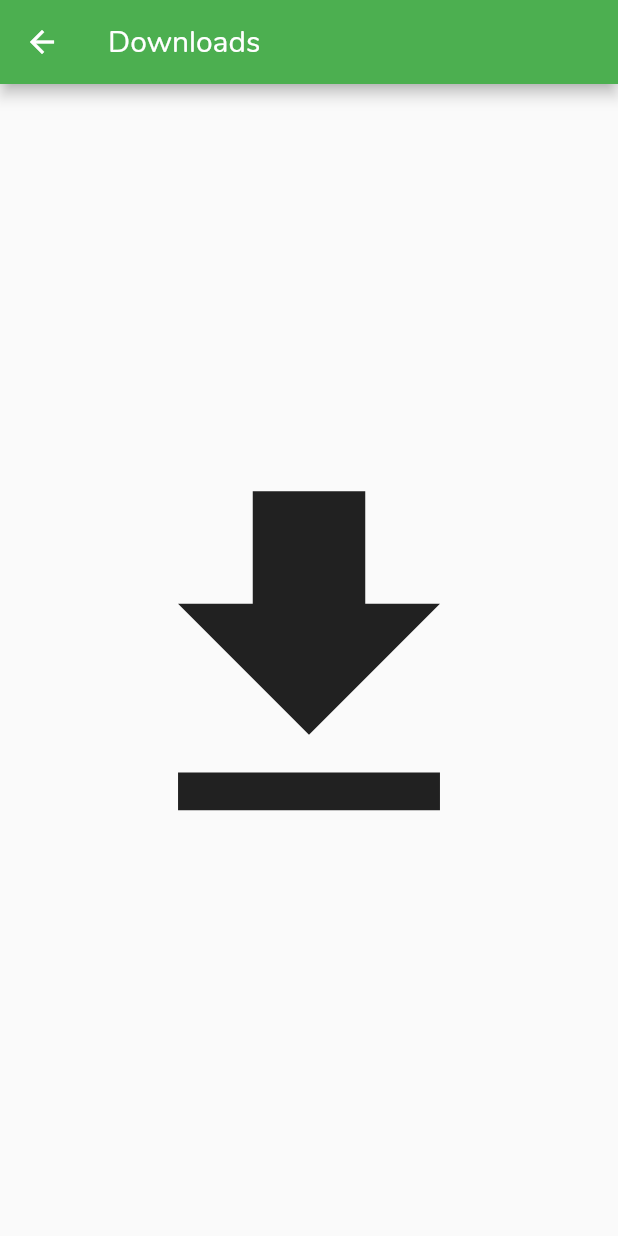
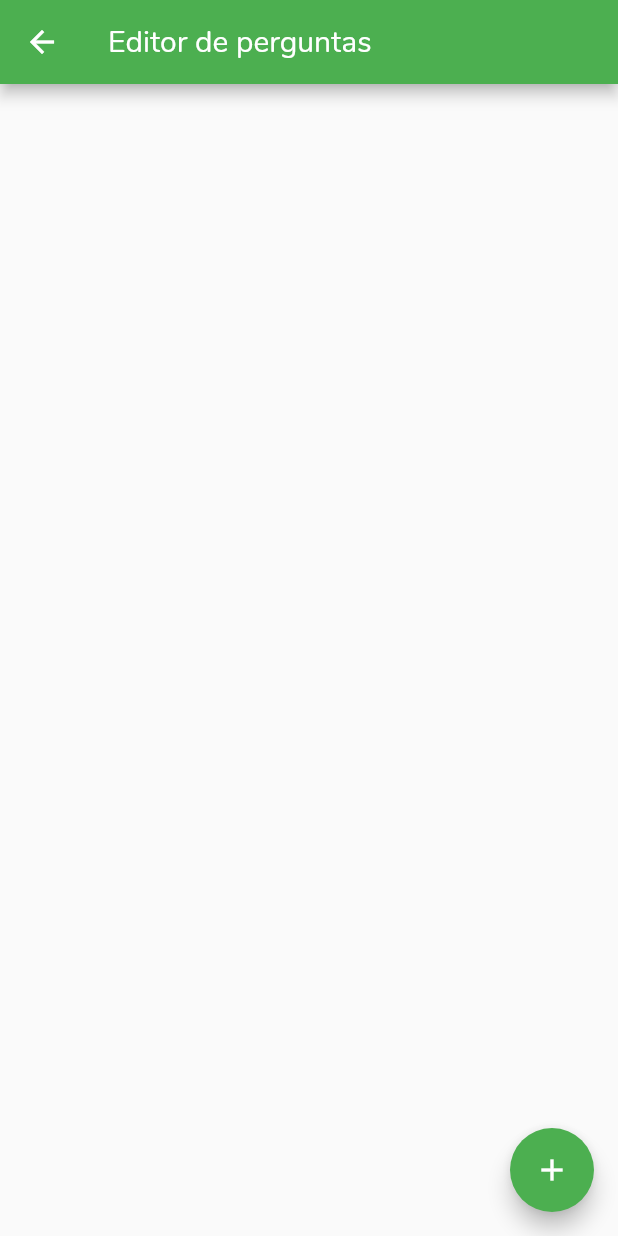
Before and after one commit to Hellyson-Ferreira/app_avaliacao_ifma, a Flutter app: the HomeAdimim screen opened by its route, in the side drawer, after a tap on "Editar Perguntas", on a phone screen of 412 x 824 dp. Run offline on Flutter 3.47's test engine with Material 2 defaults, Android fonts, the phone set to English and light mode, and no system bars; our stand-ins replace flutter_local_notifications, pie_chart, splashscreen, sqflite, webview_flutter; accounts and stored records are empty.

Commit message:
Ajustes funciinais e visuais

```diff
--- a/lib/homeAdimin/drawerAdimim.dart
+++ b/lib/homeAdimin/drawerAdimim.dart
@@ -4,6 +4,8 @@ import 'package:app_avaliacao_ifma/homeAdimin/turmas.dart';
 import 'package:app_avaliacao_ifma/homeAluno/sites/Ifma.dart';
 import 'package:app_avaliacao_ifma/homeAluno/sites/Suap.dart';
 import 'package:flutter/material.dart';
+
+import 'Editor de perguntas/Editor-de-perguntas.dart';
 
 class DrawerAdimim extends StatelessWidget {
   @override
@@ -74,7 +76,7 @@ class DrawerAdimim extends StatelessWidget {
             ),
             ),
             onTap: (){
-               Navigator.of(context).pushNamed(Downloads.tag,);
+               Navigator.of(context).pushNamed(EditorPerguntas.tag,);
             }
           ),
            ListTile(
--- a/lib/homeAdimin/home_adimim.dart
+++ b/lib/homeAdimin/home_adimim.dart
@@ -184,7 +184,7 @@ class Pies extends StatelessWidget {
                 FlatButton(
                   child: Text('Gerar Gráficos'),
                   onPressed: () {
-                    showAlertDialog1(context);
+                    // showAlertDialog1(context);
 
                   },
                 ),
@@ -192,7 +192,7 @@ class Pies extends StatelessWidget {
                   child: Text('Fazer Download'),
                   // onPressed: null,
                   onPressed: () {
-                    showAlertDialog2(context);
+                    // showAlertDialog2(context);
                     //Navigator.pop(context);
                   },
                 ),
@@ -200,7 +200,7 @@ class Pies extends StatelessWidget {
                   child: Text('Enviar para o Drive'),
                   // onPressed: null,
                   onPressed: () {
-                    showAlertDialog3(context);
+                    // showAlertDialog3(context);
                     //Navigator.pop(context);
                   },
                 ),
--- a/lib/homeAluno/perguntas/list_perguntas.dart
+++ b/lib/homeAluno/perguntas/list_perguntas.dart
@@ -5,12 +5,12 @@ List perguntas = [
   'O(a) professor(a) estabelece relações entre os conteúdos da sua disciplina com os conteúdos das demais disciplinas, contribuindo com a formação profissional.',
   'O(a) professor(a) comparece às aulas e cumpre os horários de início e de término das mesmas.',
   'Quando solicitado(a), o(a) professor(a) mostra-se disponível para tirar dúvidas (em sala ou em horário pedagógico) sobre a disciplina e o conteúdo ministrado',
-  ' O(a) professor(a) utiliza metodologia (formas de ensino) que facilite a aprendizagem.',
+  'O(a) professor(a) utiliza metodologia (formas de ensino) que facilite a aprendizagem.',
   'O(a) professor(a) utiliza os recursos didáticos disponíveis no IFMA Campus Caxias (laboratórios, projetor de imagem e vídeo etc), facilitando a aprendizagem.',
   'O(a) professor(a) estimula a utilização de materiais complementares (livros, sites, periódicos on-line, áudio, vídeos, entre outros).',
   'O(a) professor(a) elabora avaliações compatíveis com os conteúdos ministrados em aula.',
   'Após as avaliações, o(a) professor(a) discute as questões e esclarece a nota atribuída.',
-  ' O(a) professor(a) ouve opiniões e sugestões referentes às suas aulas, mostrando-se aberto(a) ao diálogo.',
+  'O(a) professor(a) ouve opiniões e sugestões referentes às suas aulas, mostrando-se aberto(a) ao diálogo.',
   'O(a) professor(a) apresenta uma postura de respeito mútuo, preservando a imagem da Instituição, dos colegas, e dos acadêmicos.',
   'Como discente, eu me comprometi com as atividades propostas pelo(a) professor(a) que acabei de avaliar (fui assíduo nas aulas, respeitei os horários de aula chegando e saindo nos horários previstos, dediquei-me aos exercícios, trabalhos, provas e debates propostos pelo(a) professor(a) em aula).',
 
--- a/lib/rotas/rotas.dart
+++ b/lib/rotas/rotas.dart
@@ -1,7 +1,7 @@
+import 'package:app_avaliacao_ifma/homeAdimin/Editor%20de%20perguntas/Editor-de-perguntas.dart';
 import 'package:app_avaliacao_ifma/homeAluno/perguntas/perguntas.dart';
 import 'package:flutter/material.dart';
 import 'package:app_avaliacao_ifma/homeAdimin/turmas.dart';
-import 'package:app_avaliacao_ifma/homeAdimin/downloads.dart';
 import 'package:app_avaliacao_ifma/homeAluno/home_aluno.dart';
 import 'package:app_avaliacao_ifma/homeAluno/sites/Ifma.dart';
 import 'package:app_avaliacao_ifma/homeAluno/sites/Suap.dart';
@@ -15,6 +15,7 @@ import 'package:app_avaliacao_ifma/LoginAdimim/login_page_adimim.dart';
 import 'package:app_avaliacao_ifma/tela_de_carregamento/carregamnto.dart';
 import 'package:app_avaliacao_ifma/tela_boas_vindas.dart/boas_vindas.dart';
 import 'package:app_avaliacao_ifma/N%C3%A3o%20consigo%20entrar/erroAoEntrar.dart';
+
 
 
 class Routes{
@@ -38,6 +39,6 @@ class Routes{
     IFMA.tag: (context) => IFMA(''),
 
     Graficos.tag: (context) => Graficos(),
-    Downloads.tag: (context) => Downloads(),
+    EditorPerguntas.tag: (context) => EditorPerguntas(),
   };
 }
```
Also changed, not shown: lib/homeAdimin/Editor de perguntas/Editor-de-perguntas.dart (+4 -5 lines).
